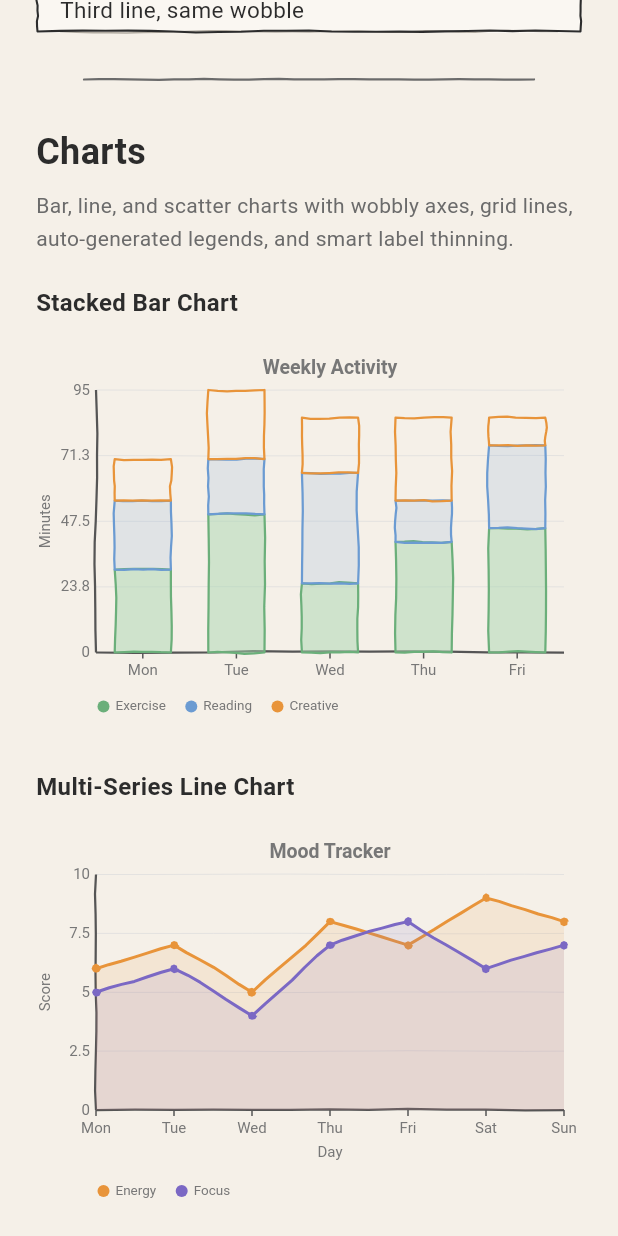
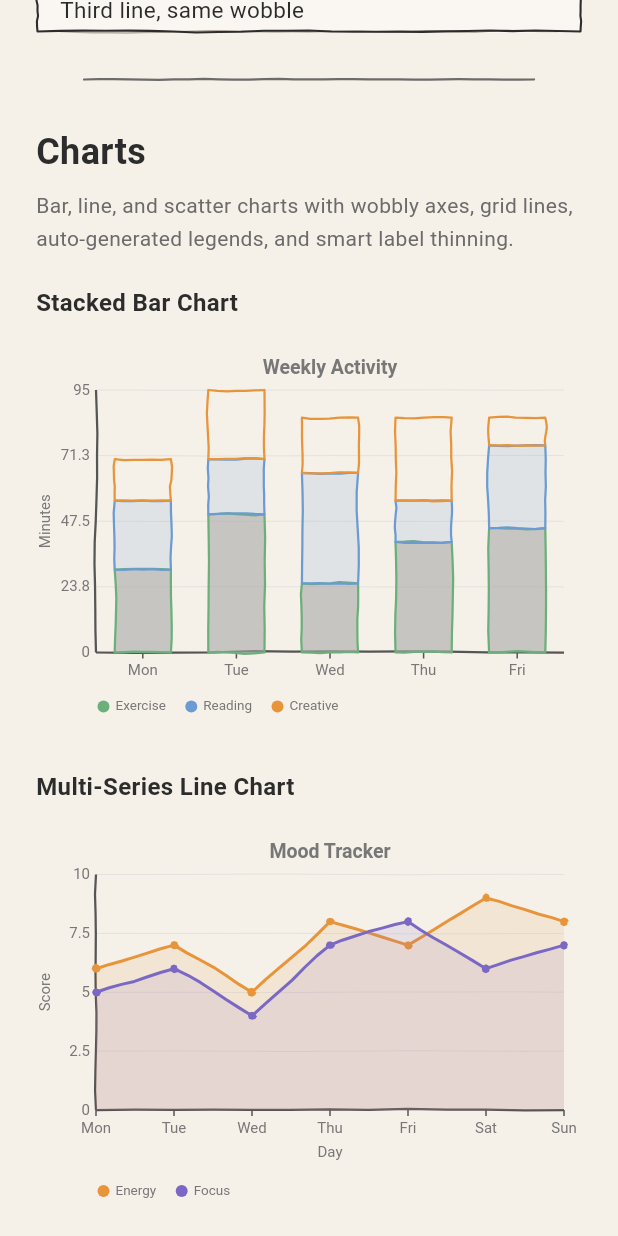
Before and after one commit to resengi/hand_drawn_toolkit, a Flutter app: the screen it shows after launch, scrolled down 1728 dp, on a phone screen of 412 x 824 dp. Run offline on Flutter 3.47's test engine with Material 3 defaults, Android fonts, the light colour scheme and no system bars; Roboto replaces fonts that are missing (Georgia).

Commit message:
fix: slight patch to the example charts

```diff
--- a/example/lib/main.dart
+++ b/example/lib/main.dart
@@ -652,8 +652,8 @@ BarChartData _sampleBarData() {
             category: 'Exercise',
             value: 30,
             color: Color(0xFF6BAF7A),
-            fillColor: Color(0xFFA8D5B0),
-            fillAlpha: 0.5,
+            fillColor: Color.fromARGB(255, 169, 168, 168),
+            fillAlpha: 0.6,
           ),
           BarSegment(category: 'Reading', value: 25, color: Color(0xFF6B9BD2)),
           BarSegment(
@@ -671,8 +671,8 @@ BarChartData _sampleBarData() {
             category: 'Exercise',
             value: 50,
             color: Color(0xFF6BAF7A),
-            fillColor: Color(0xFFA8D5B0),
-            fillAlpha: 0.5,
+            fillColor: Color.fromARGB(255, 169, 168, 168),
+            fillAlpha: 0.6,
           ),
           BarSegment(category: 'Reading', value: 20, color: Color(0xFF6B9BD2)),
           BarSegment(
@@ -690,8 +690,8 @@ BarChartData _sampleBarData() {
             category: 'Exercise',
             value: 25,
             color: Color(0xFF6BAF7A),
-            fillColor: Color(0xFFA8D5B0),
-            fillAlpha: 0.5,
+            fillColor: Color.fromARGB(255, 169, 168, 168),
+            fillAlpha: 0.6,
           ),
           BarSegment(category: 'Reading', value: 40, color: Color(0xFF6B9BD2)),
           BarSegment(
@@ -709,8 +709,8 @@ BarChartData _sampleBarData() {
             category: 'Exercise',
             value: 40,
             color: Color(0xFF6BAF7A),
-            fillColor: Color(0xFFA8D5B0),
-            fillAlpha: 0.5,
+            fillColor: Color.fromARGB(255, 169, 168, 168),
+            fillAlpha: 0.6,
           ),
           BarSegment(category: 'Reading', value: 15, color: Color(0xFF6B9BD2)),
           BarSegment(
@@ -728,8 +728,8 @@ BarChartData _sampleBarData() {
             category: 'Exercise',
             value: 45,
             color: Color(0xFF6BAF7A),
-            fillColor: Color(0xFFA8D5B0),
-            fillAlpha: 0.5,
+            fillColor: Color.fromARGB(255, 169, 168, 168),
+            fillAlpha: 0.6,
           ),
           BarSegment(category: 'Reading', value: 30, color: Color(0xFF6B9BD2)),
           BarSegment(
```
Also changed, not shown: assets/example_charts.png.
